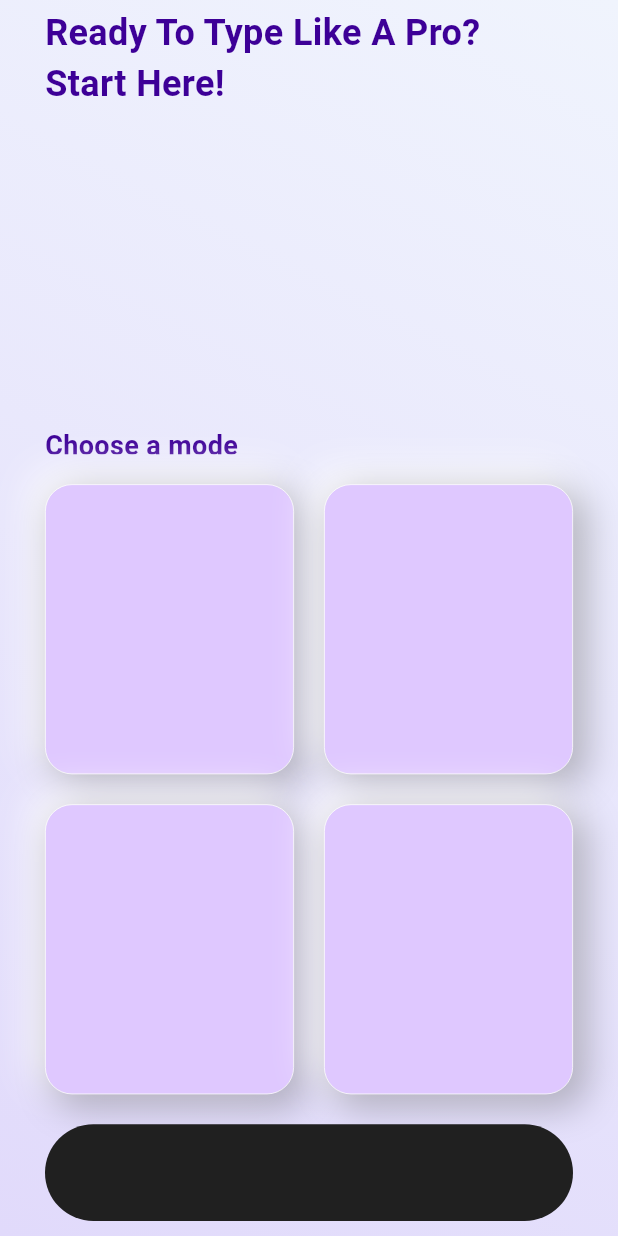
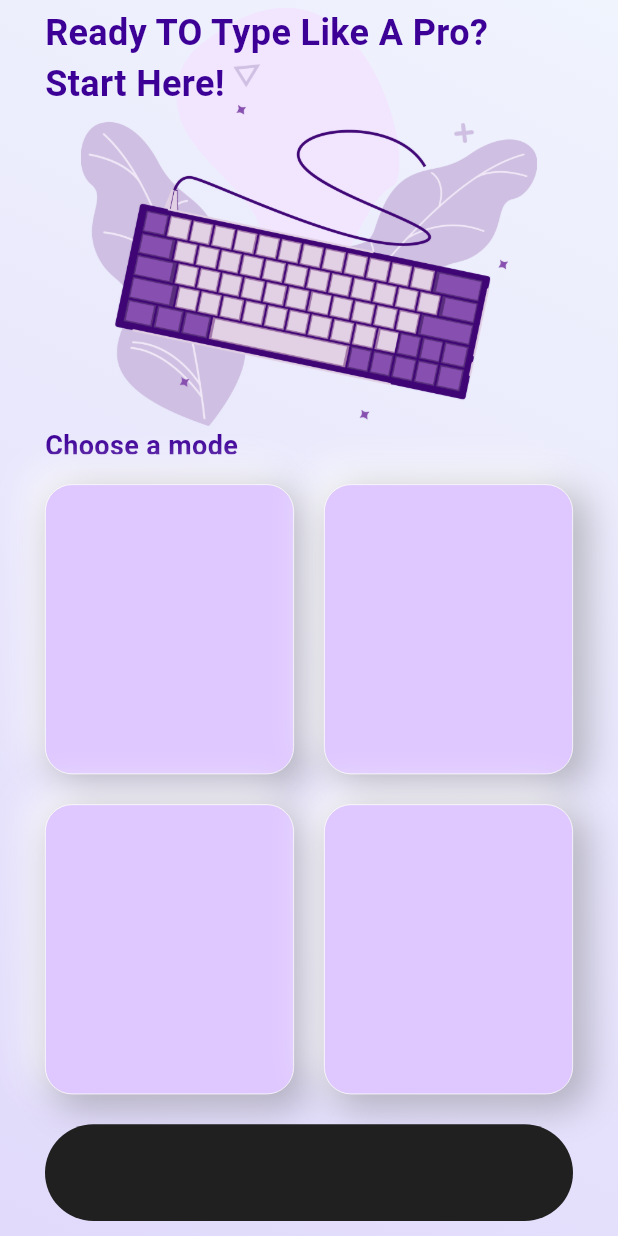
Before and after one commit to chamishkadilina/typingmaster, a Flutter app: the screen it shows after launch, on a phone screen of 412 x 824 dp. Run offline on Flutter 3.47's test engine with Material 3 defaults, Android fonts, the light colour scheme and no system bars.

Commit message:
BG image added

```diff
--- a/lib/home_screen.dart
+++ b/lib/homescreen.dart
@@ -30,13 +30,22 @@ class _HomeScreenState extends State<HomeScreen> {
               children: [
                 const Expanded(
                   flex: 15,
-                  child: Text(
-                    'Ready To Type Like A Pro?\nStart Here!',
-                    style: TextStyle(
-                      color: Color(0xFF3D0097),
-                      fontSize: 24,
-                      fontWeight: FontWeight.w600,
-                    ),
+                  child: Stack(
+                    children: [
+                      Center(
+                        child: Image(
+                          image: AssetImage('assets/images/keyboard.png'),
+                        ),
+                      ),
+                      Text(
+                        'Ready TO Type Like A Pro?\nStart Here!',
+                        style: TextStyle(
+                          fontSize: 24,
+                          fontWeight: FontWeight.w600,
+                          color: Color(0xFF3D0097),
+                        ),
+                      )
+                    ],
                   ),
                 ),
                 const Expanded(
--- a/lib/main.dart
+++ b/lib/main.dart
@@ -1,5 +1,5 @@
 import 'package:flutter/material.dart';
-import 'package:typingmaster/home_Screen.dart';
+import 'package:typingmaster/homescreen.dart';
 
 void main() {
   runApp(const TypingMaster());
--- a/pubspec.yaml
+++ b/pubspec.yaml
@@ -59,9 +59,8 @@ flutter:
   uses-material-design: true
 
   # To add assets to your application, add an assets section, like this:
-  # assets:
-  #   - images/a_dot_burr.jpeg
-  #   - images/a_dot_ham.jpeg
+  assets:
+    - assets/images/
 
   # An image asset can refer to one or more resolution-specific "variants", see
   # https://flutter.dev/assets-and-images/#resolution-aware
```
Also changed, not shown: assets/images/keyboard.png (added).
